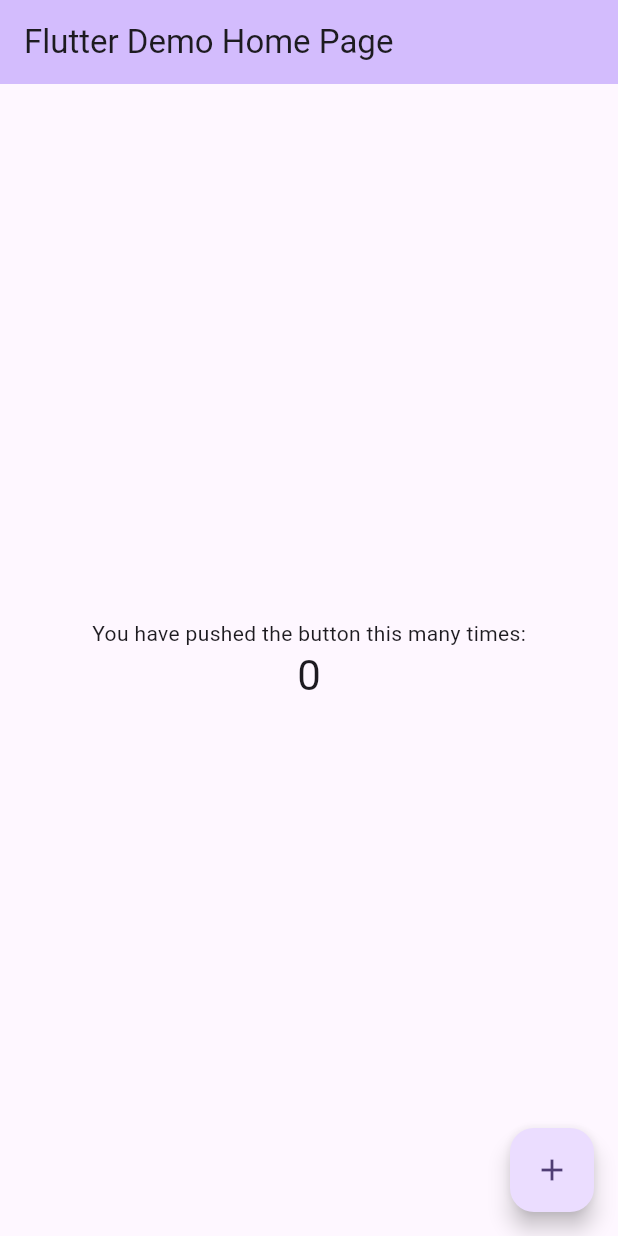
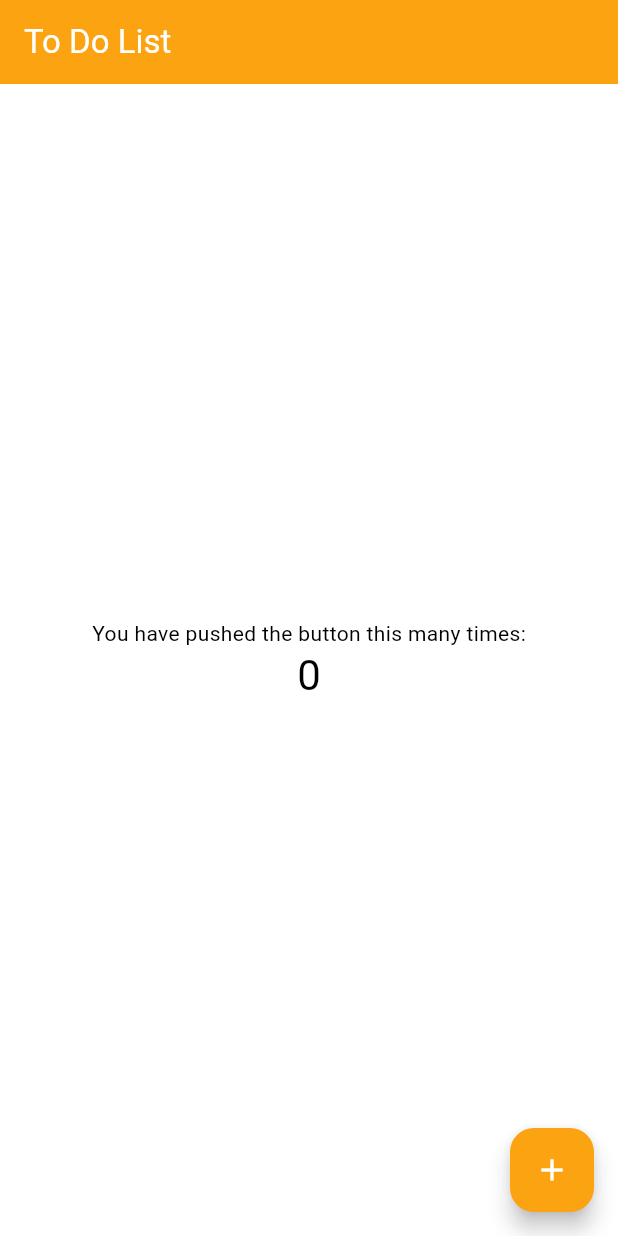
Before and after one commit to danielgsanchez/todoApp, a Flutter app: the screen it shows after launch, on a phone screen of 412 x 824 dp. Run offline on Flutter 3.47's test engine with Material 3 defaults, Android fonts, the phone set to English and light mode, and no system bars.

```diff
--- a/lib/home_screen.dart
+++ b/lib/home_screen.dart
@@ -0,0 +1,90 @@
+import 'package:flutter/material.dart';
+
+class MyHomePage extends StatefulWidget {
+  const MyHomePage({super.key, required this.title});
+
+  // This widget is the home page of your application. It is stateful, meaning
+  // that it has a State object (defined below) that contains fields that affect
+  // how it looks.
+
+  // This class is the configuration for the state. It holds the values (in this
+  // case the title) provided by the parent (in this case the App widget) and
+  // used by the build method of the State. Fields in a Widget subclass are
+  // always marked "final".
+
+  final String title;
+
+  @override
+  State<MyHomePage> createState() => _MyHomePageState();
+}
+
+class _MyHomePageState extends State<MyHomePage> {
+  int _counter = 0;
+
+  void _incrementCounter() {
+    setState(() {
+      // This call to setState tells the Flutter framework that something has
+      // changed in this State, which causes it to rerun the build method below
+      // so that the display can reflect the updated values. If we changed
+      // _counter without calling setState(), then the build method would not be
+      // called again, and so nothing would appear to happen.
+      _counter++;
+    });
+  }
+
+  @override
+  Widget build(BuildContext context) {
+    // This method is rerun every time setState is called, for instance as done
+    // by the _incrementCounter method above.
+    //
+    // The Flutter framework has been optimized to make rerunning build methods
+    // fast, so that you can just rebuild anything that needs updating rather
+    // than having to individually change instances of widgets.
+    return Scaffold(
+      appBar: AppBar(
+        // TRY THIS: Try changing the color here to a specific color (to
+        // Colors.amber, perhaps?) and trigger a hot reload to see the AppBar
+        // change color while the other colors stay the same.
+        backgroundColor: Theme.of(context).colorScheme.primary,
+        foregroundColor: Theme.of(context).colorScheme.onPrimary,
+        // Here we take the value from the MyHomePage object that was created by
+        // the App.build method, and use it to set our appbar title.
+        title: Text(widget.title),
+      ),
+      body: Center(
+        // Center is a layout widget. It takes a single child and positions it
+        // in the middle of the parent.
+        child: Column(
+          // Column is also a layout widget. It takes a list of children and
+          // arranges them vertically. By default, it sizes itself to fit its
+          // children horizontally, and tries to be as tall as its parent.
+          //
+          // Column has various properties to control how it sizes itself and
+          // how it positions its children. Here we use mainAxisAlignment to
+          // center the children vertically; the main axis here is the vertical
+          // axis because Columns are vertical (the cross axis would be
+          // horizontal).
+          //
+          // TRY THIS: Invoke "debug painting" (choose the "Toggle Debug Paint"
+          // action in the IDE, or press "p" in the console), to see the
+          // wireframe for each widget.
+          mainAxisAlignment: MainAxisAlignment.center,
+          children: <Widget>[
+            const Text(
+              'You have pushed the button this many times:',
+            ),
+            Text(
+              '$_counter',
+              style: Theme.of(context).textTheme.headlineMedium,
+            ),
+          ],
+        ),
+      ),
+      floatingActionButton: FloatingActionButton(
+        onPressed: _incrementCounter,
+        tooltip: 'Increment',
+        child: const Icon(Icons.add),
+      ), // This trailing comma makes auto-formatting nicer for build methods.
+    );
+  }
+}
--- a/lib/main.dart
+++ b/lib/main.dart
@@ -1,4 +1,6 @@
 import 'package:flutter/material.dart';
+
+import 'home_screen.dart';
 
 void main() {
   runApp(const MyApp());
@@ -13,98 +15,22 @@ class MyApp extends StatelessWidget {
     return MaterialApp(
       title: 'To Do App (Bloc)',
       theme: ThemeData(
-        colorScheme: ColorScheme.fromSeed(seedColor: Colors.deepPurple),
+        colorScheme: const ColorScheme(
+          primary: Color(0xFFFCA311),
+          onPrimary: Colors.white,
+          secondary: Color(0xFF14213D),
+          onSecondary: Colors.white,
+          surface: Color(0xFFFFFFFF),
+          onSurface: Colors.black,
+          background: Color(0xFFE5E5E5),
+          onBackground: Colors.black,
+          error: Colors.red,
+          onError: Colors.black,
+          brightness: Brightness.light,
+        ),
         useMaterial3: true,
       ),
-      home: const MyHomePage(title: 'Flutter Demo Home Page'),
+      home: const MyHomePage(title: 'To Do List'),
     );
   }
 }
-
-class MyHomePage extends StatefulWidget {
-  const MyHomePage({super.key, required this.title});
-
-  // This widget is the home page of your application. It is stateful, meaning
-  // that it has a State object (defined below) that contains fields that affect
-  // how it looks.
-
-  // This class is the configuration for the state. It holds the values (in this
-  // case the title) provided by the parent (in this case the App widget) and
-  // used by the build method of the State. Fields in a Widget subclass are
-  // always marked "final".
-
-  final String title;
-
-  @override
-  State<MyHomePage> createState() => _MyHomePageState();
-}
-
-class _MyHomePageState extends State<MyHomePage> {
-  int _counter = 0;
-
-  void _incrementCounter() {
-    setState(() {
-      // This call to setState tells the Flutter framework that something has
-      // changed in this State, which causes it to rerun the build method below
-      // so that the display can reflect the updated values. If we changed
-      // _counter without calling setState(), then the build method would not be
-      // called again, and so nothing would appear to happen.
-      _counter++;
-    });
-  }
-
-  @override
-  Widget build(BuildContext context) {
-    // This method is rerun every time setState is called, for instance as done
-    // by the _incrementCounter method above.
-    //
-    // The Flutter framework has been optimized to make rerunning build methods
-    // fast, so that you can just rebuild anything that needs updating rather
-    // than having to individually change instances of widgets.
-    return Scaffold(
-      appBar: AppBar(
-        // TRY THIS: Try changing the color here to a specific color (to
-        // Colors.amber, perhaps?) and trigger a hot reload to see the AppBar
-        // change color while the other colors stay the same.
-        backgroundColor: Theme.of(context).colorScheme.inversePrimary,
-        // Here we take the value from the MyHomePage object that was created by
-        // the App.build method, and use it to set our appbar title.
-        title: Text(widget.title),
-      ),
-      body: Center(
-        // Center is a layout widget. It takes a single child and positions it
-        // in the middle of the parent.
-        child: Column(
-          // Column is also a layout widget. It takes a list of children and
-          // arranges them vertically. By default, it sizes itself to fit its
-          // children horizontally, and tries to be as tall as its parent.
-          //
-          // Column has various properties to control how it sizes itself and
-          // how it positions its children. Here we use mainAxisAlignment to
-          // center the children vertically; the main axis here is the vertical
-          // axis because Columns are vertical (the cross axis would be
-          // horizontal).
-          //
-          // TRY THIS: Invoke "debug painting" (choose the "Toggle Debug Paint"
-          // action in the IDE, or press "p" in the console), to see the
-          // wireframe for each widget.
-          mainAxisAlignment: MainAxisAlignment.center,
-          children: <Widget>[
-            const Text(
-              'You have pushed the button this many times:',
-            ),
-            Text(
-              '$_counter',
-              style: Theme.of(context).textTheme.headlineMedium,
-            ),
-          ],
-        ),
-      ),
-      floatingActionButton: FloatingActionButton(
-        onPressed: _incrementCounter,
-        tooltip: 'Increment',
-        child: const Icon(Icons.add),
-      ), // This trailing comma makes auto-formatting nicer for build methods.
-    );
-  }
-}
```
Also changed, not shown: lib/models/task.dart (added, +28 -0 lines), lib/repositories/task_repository.dart (added, +19 -0 lines), pubspec.yaml (+6 -6 lines), lib/models/task.g.dart (added), lib/widgets/appbar.dart (added), lib/widgets/drawer.dart (added), pubspec.lock.
